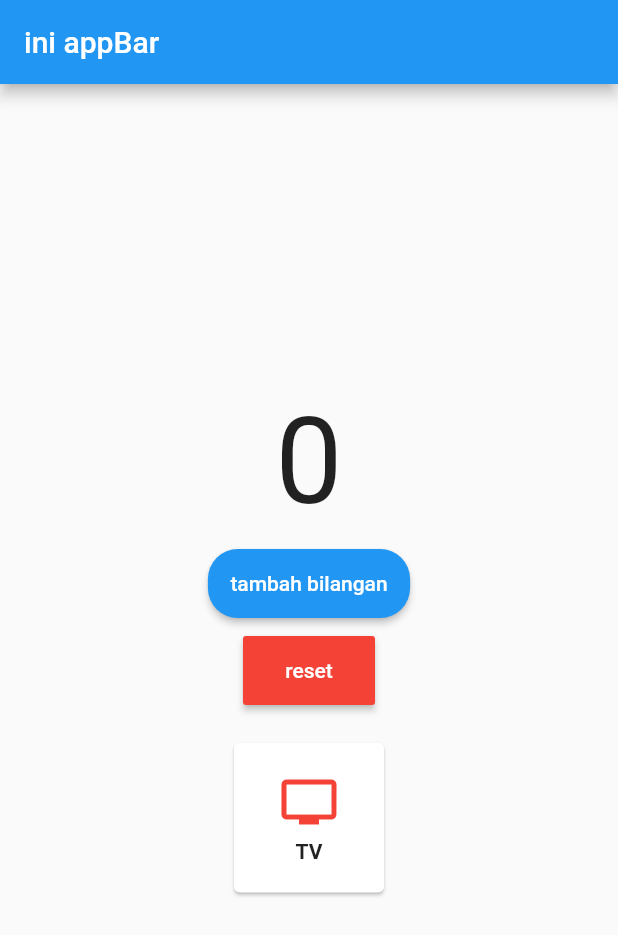
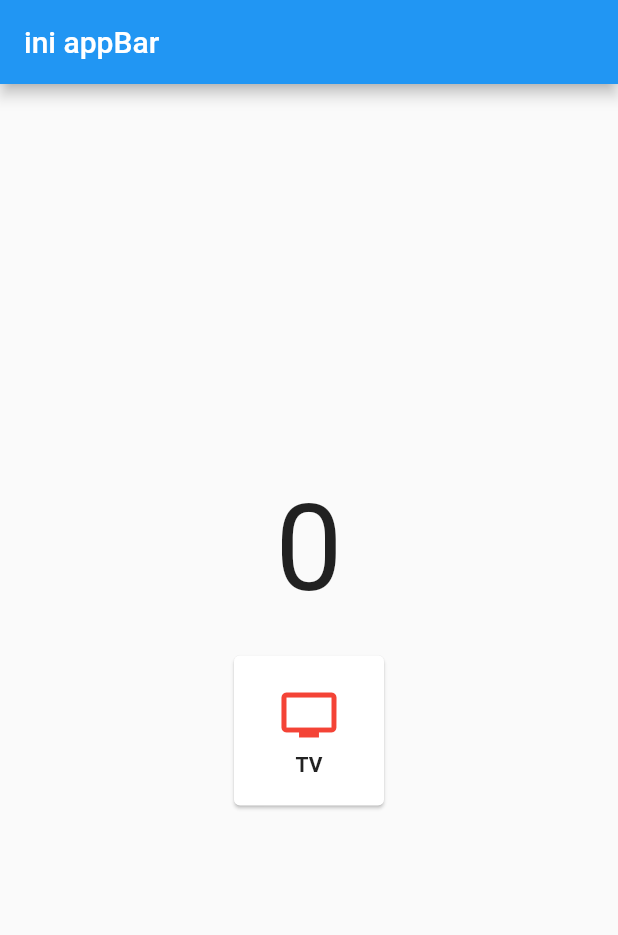
Before and after one commit to aisy/learn-flutter, a Flutter app: the screen it shows after launch, on a phone screen of 412 x 824 dp. Shown: the top 935 px of the screen. Run offline on Flutter 3.47's test engine with Material 2 defaults, Android fonts, the phone set to English and light mode, and no system bars.

Commit message:
remove button

```diff
--- a/lib/main.dart
+++ b/lib/main.dart
@@ -27,23 +27,6 @@ class _MyAppState extends State<MyApp> {
 
   @override
   Widget build(BuildContext context) {
-    Widget buttonIncrease = RaisedButton(
-      shape: RoundedRectangleBorder(borderRadius: BorderRadius.circular(20)),
-      child: Text("tambah bilangan"),
-      color: Colors.blue,
-      textColor: Colors.white,
-      padding: EdgeInsets.all(15),
-      onPressed: tambahBil,
-    );
-
-    Widget buttonNull = RaisedButton(
-      child: Text("reset"),
-      color: Colors.red,
-      textColor: Colors.white,
-      padding: EdgeInsets.all(15),
-      onPressed: resetBil,
-    );
-
     return MaterialApp(
       home: Scaffold(
         appBar: AppBarMain(
@@ -58,10 +41,6 @@ class _MyAppState extends State<MyApp> {
                 value.toString(),
                 style: TextStyle(fontSize: 80),
               ),
-              SizedBox(height: 10),
-              buttonIncrease,
-              SizedBox(height: 10),
-              buttonNull,
               Container(
                 padding: EdgeInsets.all(20),
                 child: CardMenu(
```
